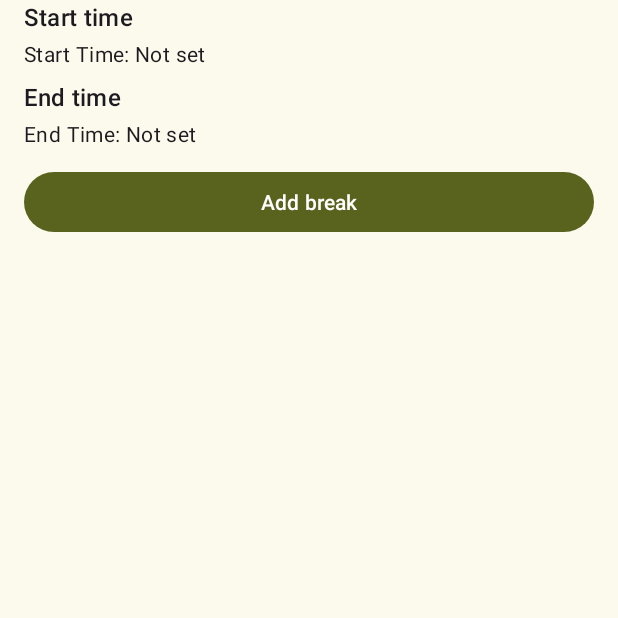
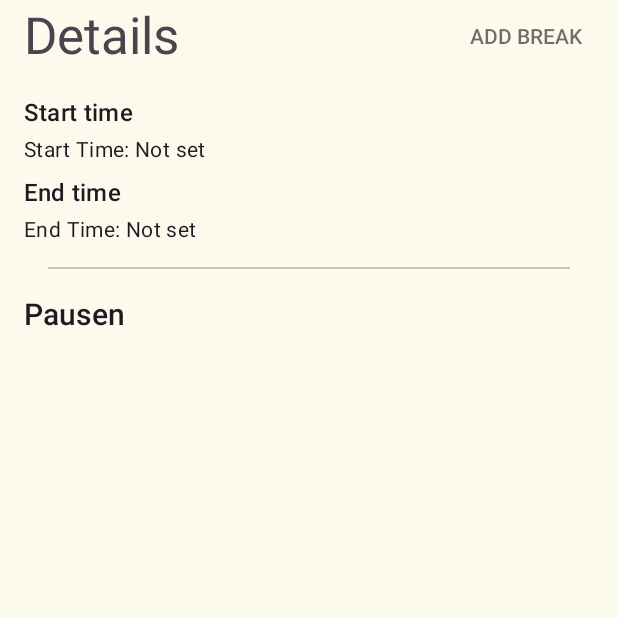
Before and after one commit to speier-v/stundenManager, an Android app: the fragment DetailTimeFragment placed in its activity, on a phone screen of 412 x 824 dp, the top half of it. Run offline under Robolectric (Android 15) with nearby library versions, the phone set to English and light mode, and no system bars; our stand-ins replace Firebase (no records; nobody signed in at launch, a user with empty details on screens opened directly); 2 statements that could not run were skipped.

Commit message:
[#8] - update dashboard UI

```diff
--- a/app/src/main/java/com/albsig/stundenmanager/ui/dashboard/DashboardFragment.java
+++ b/app/src/main/java/com/albsig/stundenmanager/ui/dashboard/DashboardFragment.java
@@ -157,6 +157,7 @@ public class DashboardFragment extends Fragment implements SessionsAdapter.OnSes
             }
 
             userModel = userModelResult.getValue();
+            binding.titleUserName.setText(userModel.getSurname());
             sessionsAdapter.setUid(userModel.getUid());
             sessionViewModel.addSessionsSnapshot(userModel.getUid());
         });
--- a/app/src/main/res/layout/fragment_detail_time.xml
+++ b/app/src/main/res/layout/fragment_detail_time.xml
@@ -2,6 +2,16 @@
     android:layout_width="match_parent"
     android:layout_height="match_parent"
     xmlns:app="http://schemas.android.com/apk/res-auto">
+
+    <com.google.android.material.textview.MaterialTextView
+        style="@style/TextAppearance.AppCompat.Display1"
+        android:id="@+id/titleDetails"
+        android:layout_width="0dp"
+        android:layout_height="wrap_content"
+        app:layout_constraintStart_toStartOf="@id/gl_start"
+        app:layout_constraintTop_toTopOf="parent"
+        app:layout_constraintEnd_toStartOf="@id/addBreakButton"
+        android:text="@string/details" />
 
     <com.google.android.material.textview.MaterialTextView
         style="@style/TextAppearance.Material3.TitleMedium"
@@ -10,8 +20,9 @@
         android:layout_height="wrap_content"
         app:layout_constraintStart_toStartOf="@id/gl_start"
         app:layout_constraintEnd_toEndOf="@id/gl_end"
-        app:layout_constraintTop_toTopOf="parent"
-        android:text="@string/start_time"/>
+        app:layout_constraintTop_toBottomOf="@id/titleDetails"
+        android:text="@string/start_time"
+        android:layout_marginTop="18dp"/>
 
     <com.google.android.material.textview.MaterialTextView
         style="@style/TextAppearance.Material3.BodyMedium"
@@ -47,21 +58,43 @@
         android:layout_marginTop="4dp"/>
 
     <com.google.android.material.button.MaterialButton
+        style="@style/Widget.AppCompat.Button.Borderless"
         android:id="@+id/addBreakButton"
+        android:layout_width="wrap_content"
+        android:layout_height="wrap_content"
+        app:layout_constraintEnd_toEndOf="parent"
+        app:layout_constraintTop_toTopOf="parent"
+        android:text="@string/add_break"
+        android:textColor="@color/common_google_signin_btn_text_light_default" />
+
+    <com.google.android.material.divider.MaterialDivider
+        style="@style/Widget.Material3.MaterialDivider"
         android:layout_width="0dp"
         android:layout_height="wrap_content"
+        android:id="@+id/dividerTimeBreaks"
+        android:layout_marginTop="16dp"
+        android:layout_marginHorizontal="16dp"
         app:layout_constraintStart_toStartOf="@id/gl_start"
         app:layout_constraintEnd_toEndOf="@id/gl_end"
-        app:layout_constraintTop_toBottomOf="@id/endTimeTextView"
-        android:text="@string/add_break"
-        android:layout_marginTop="12dp"/>
+        app:layout_constraintTop_toBottomOf="@id/endTimeTextView"/>
+
+    <com.google.android.material.textview.MaterialTextView
+        style="@style/TextAppearance.AppCompat.Title"
+        android:id="@+id/titleBreaks"
+        android:layout_width="0dp"
+        android:layout_height="wrap_content"
+        android:text="@string/breaks"
+        app:layout_constraintStart_toStartOf="@id/gl_start"
+        app:layout_constraintEnd_toEndOf="@id/gl_end"
+        app:layout_constraintTop_toBottomOf="@id/dividerTimeBreaks"
+        android:layout_marginTop="16dp"/>
 
     <androidx.recyclerview.widget.RecyclerView
         android:layout_width="0dp"
         android:layout_height="0dp"
         android:id="@+id/breaksRecyclerView"
         app:layout_constraintStart_toStartOf="@id/gl_start"
-        app:layout_constraintTop_toBottomOf="@id/addBreakButton"
+        app:layout_constraintTop_toBottomOf="@id/titleBreaks"
         app:layout_constraintEnd_toEndOf="@id/gl_end"
         app:layout_constraintBottom_toBottomOf="parent"
         android:layout_marginTop="12dp"
--- a/app/src/main/res/values/strings.xml
+++ b/app/src/main/res/values/strings.xml
@@ -23,4 +23,8 @@
     <string name="start_time_not_set">Start Time: Not set</string>
     <string name="start_time">Start time</string>
     <string name="end_time">End time</string>
+    <string name="hello_dashboard">Hallo, </string>
+    <string name="sessions">Sessions</string>
+    <string name="details">Details</string>
+    <string name="breaks">Pausen</string>
 </resources>
```
Also changed, not shown: app/src/main/res/layout/fragment_dashboard.xml (+35 -1 lines).
